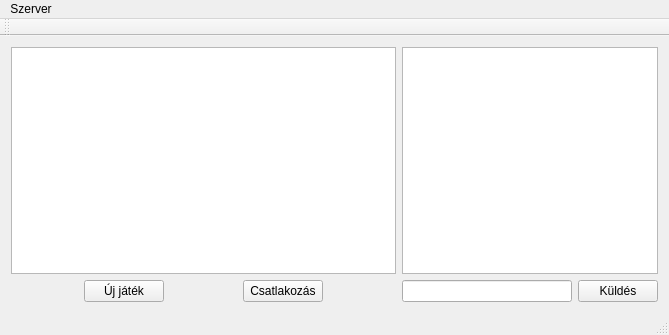
Before: the Qt Designer form src/pewpew-artillery/lobbywindow.ui in Keki56/linuxHF, drawn with Qt 5.
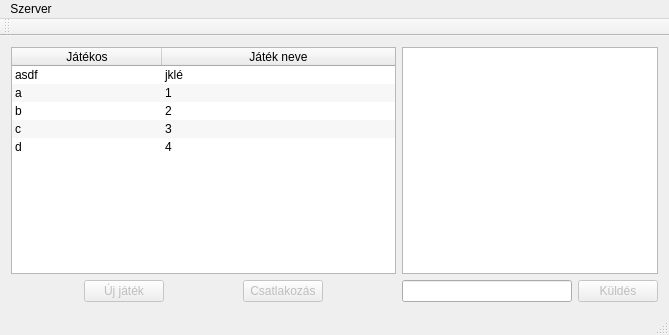
After: the same form once the commit is applied.

Diff of the .ui file:
```diff
--- a/src/pewpew-artillery/lobbywindow.ui
+++ b/src/pewpew-artillery/lobbywindow.ui
@@ -18,7 +18,118 @@
     <item>
      <layout class="QVBoxLayout" name="verticalLayout">
       <item>
-       <widget class="QPlainTextEdit" name="gameListBox"/>
+       <widget class="QTableWidget" name="gamesTable">
+        <property name="editTriggers">
+         <set>QAbstractItemView::NoEditTriggers</set>
+        </property>
+        <property name="alternatingRowColors">
+         <bool>true</bool>
+        </property>
+        <property name="selectionMode">
+         <enum>QAbstractItemView::SingleSelection</enum>
+        </property>
+        <property name="selectionBehavior">
+         <enum>QAbstractItemView::SelectRows</enum>
+        </property>
+        <property name="showGrid">
+         <bool>false</bool>
+        </property>
+        <property name="rowCount">
+         <number>5</number>
+        </property>
+        <property name="columnCount">
+         <number>2</number>
+        </property>
+        <attribute name="horizontalHeaderVisible">
+         <bool>true</bool>
+        </attribute>
+        <attribute name="horizontalHeaderCascadingSectionResizes">
+         <bool>false</bool>
+        </attribute>
+        <attribute name="horizontalHeaderDefaultSectionSize">
+         <number>150</number>
+        </attribute>
+        <attribute name="horizontalHeaderHighlightSections">
+         <bool>false</bool>
+        </attribute>
+        <attribute name="horizontalHeaderMinimumSectionSize">
+         <number>50</number>
+        </attribute>
+        <attribute name="horizontalHeaderStretchLastSection">
+         <bool>true</bool>
+        </attribute>
+        <attribute name="verticalHeaderVisible">
+         <bool>false</bool>
+        </attribute>
+        <attribute name="verticalHeaderDefaultSectionSize">
+         <number>17</number>
+        </attribute>
+        <row/>
+        <row/>
+        <row/>
+        <row/>
+        <row/>
+        <column>
+         <property name="text">
+          <string>Játékos</string>
+         </property>
+        </column>
+        <column>
+         <property name="text">
+          <string>Játék neve</string>
+         </property>
+        </column>
+        <item row="0" column="0">
+         <property name="text">
+          <string>asdf</string>
+         </property>
+        </item>
+        <item row="0" column="1">
+         <property name="text">
+          <string>jklé</string>
+         </property>
+        </item>
+        <item row="1" column="0">
+         <property name="text">
+          <string>a</string>
+         </property>
+        </item>
+        <item row="1" column="1">
+         <property name="text">
+          <string>1</string>
+         </property>
+        </item>
+        <item row="2" column="0">
+         <property name="text">
+          <string>b</string>
+         </property>
+        </item>
+        <item row="2" column="1">
+         <property name="text">
+          <string>2</string>
+         </property>
+        </item>
+        <item row="3" column="0">
+         <property name="text">
+          <string>c</string>
+         </property>
+        </item>
+        <item row="3" column="1">
+         <property name="text">
+          <string>3</string>
+         </property>
+        </item>
+        <item row="4" column="0">
+         <property name="text">
+          <string>d</string>
+         </property>
+        </item>
+        <item row="4" column="1">
+         <property name="text">
+          <string>4</string>
+         </property>
+        </item>
+       </widget>
       </item>
       <item>
        <layout class="QHBoxLayout" name="gameBottomPanel">
@@ -27,6 +138,9 @@
         </property>
         <item>
          <widget class="QPushButton" name="newGameButton">
+          <property name="enabled">
+           <bool>false</bool>
+          </property>
           <property name="sizePolicy">
            <sizepolicy hsizetype="Fixed" vsizetype="Fixed">
             <horstretch>0</horstretch>
@@ -40,6 +154,9 @@
         </item>
         <item>
          <widget class="QPushButton" name="joinButton">
+          <property name="enabled">
+           <bool>false</bool>
+          </property>
           <property name="sizePolicy">
            <sizepolicy hsizetype="Fixed" vsizetype="Fixed">
             <horstretch>0</horstretch>
@@ -67,6 +184,9 @@
         </item>
         <item>
          <widget class="QPushButton" name="chatButton">
+          <property name="enabled">
+           <bool>false</bool>
+          </property>
           <property name="text">
            <string>Küldés</string>
           </property>
```
Left out of the diff: 52 changed lines with no effect on the pictures.
